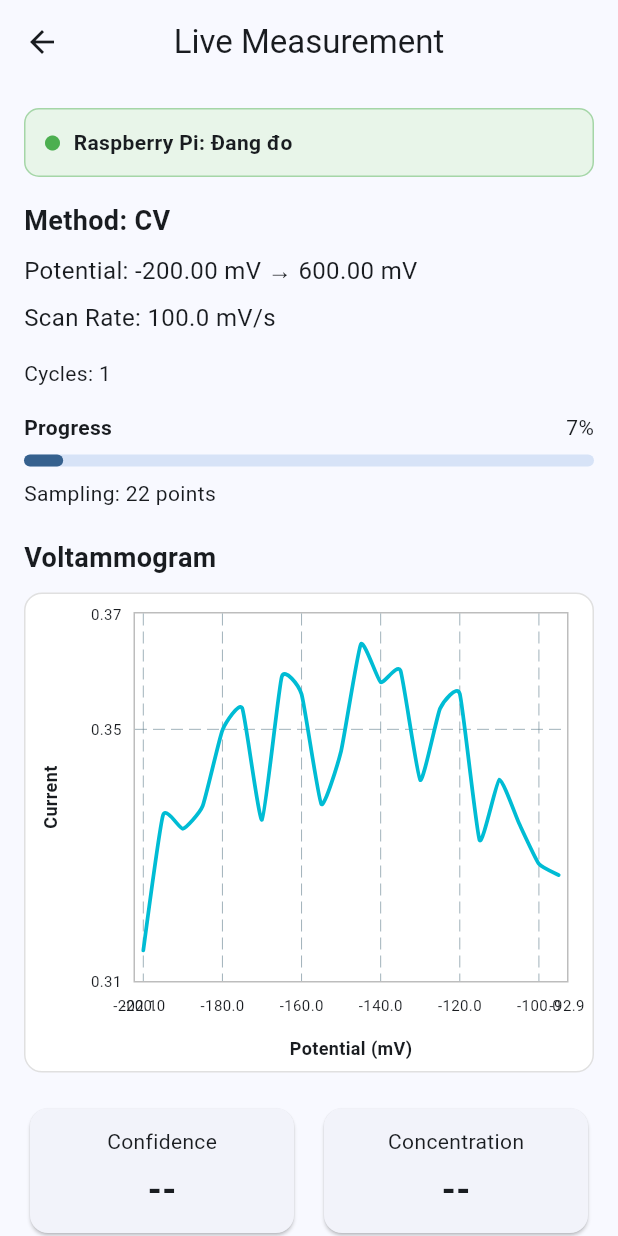
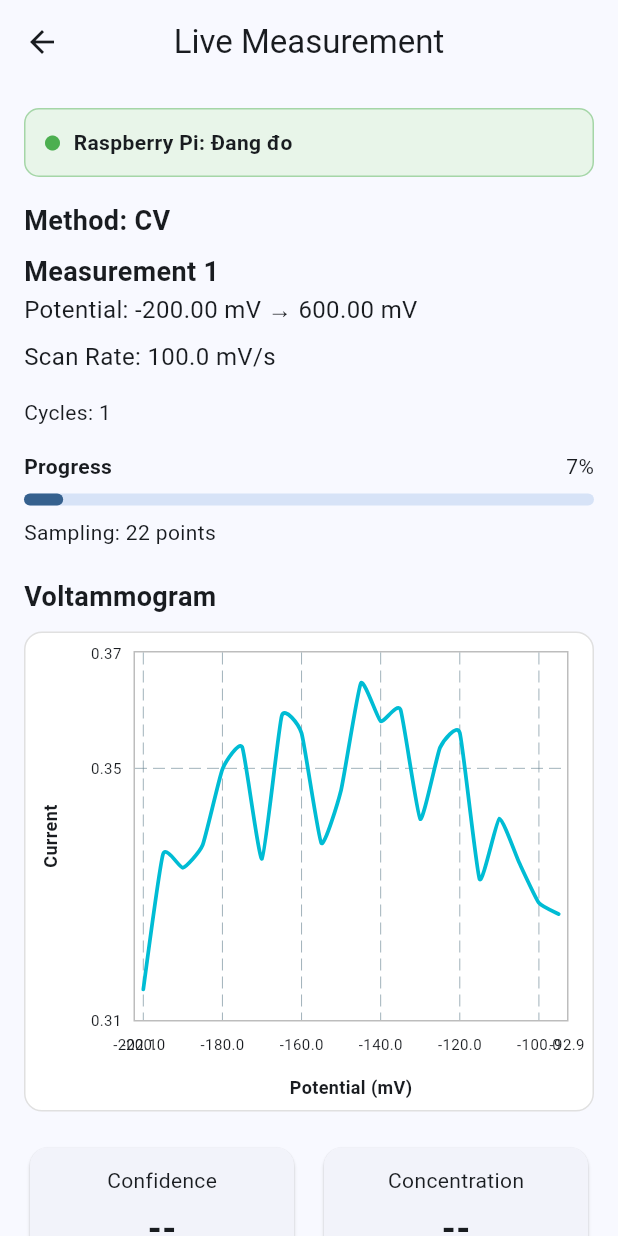
Before and after one commit to damvabaobao/app_electron, a Flutter app: the screen it shows after launch, item 2 of the bottom bar chosen, scrolled down 173 dp, after a tap on "Bắt đầu phép đo", on a phone screen of 412 x 824 dp. Run offline on Flutter 3.47's test engine with Material 3 defaults, Android fonts, the phone set to English and light mode, and no system bars; drawn by our look-alikes of fl_chart; project files that could hold a hidden picture were left out.

Commit message:
feat: Enhance MeasurementScreen with session management and progress tracking

```diff
--- a/mobile_app/lib/screens/measurement/measurement_screen.dart
+++ b/mobile_app/lib/screens/measurement/measurement_screen.dart
@@ -25,6 +25,7 @@
 import '../../models/measurement_record.dart';
 
 import '../../services/measurement_history_service.dart';
+import '../../models/measuremen_session.dart';
 
 class MeasurementScreen extends StatefulWidget {
   final MeasurementConfig config;
@@ -51,8 +52,10 @@
 
   final MeasurementHistoryService _historyService = MeasurementHistoryService();
 
-  final List<FlSpot> _spots = [];
-  final List<ElectrochemicalData> _measurementData = [];
+  final List<MeasurementRecord> _measurements = [];
+  final List<List<FlSpot>> _allSpots = [];
+  List<FlSpot> _currentSpots = [];
+  final List<ElectrochemicalData> _currentMeasurementData = [];
 
   StreamSubscription<ElectrochemicalData>? _subscription;
 
@@ -60,6 +63,12 @@
 
   int sampleCount = 0;
   int totalSamples = 1;
+
+  int _measurementNumber = 1;
+
+  bool _isMeasuring = false;
+
+  bool _sessionCompleted = false;
 
   int _estimateTotalSamples() {
     final config = widget.config;
@@ -136,82 +145,110 @@
   @override
   void initState() {
     super.initState();
-
+    totalSamples = _estimateTotalSamples();
     _startMeasurement();
   }
 
   void _startMeasurement() {
-    _spots.clear();
-    _measurementData.clear();
+    _currentSpots = [];
+    _currentMeasurementData.clear();
 
     sampleCount = 0;
     progress = 0.0;
-    totalSamples = _estimateTotalSamples();
+    _prediction = null;
 
-    _subscription = _measurementService.startMeasurement(widget.config).listen(
-      (data) {
-        setState(() {
-          // Lưu dữ liệu gốc
-          _measurementData.add(data);
+    setState(() {
+      _isMeasuring = true;
+    });
 
-          // Dữ liệu dùng để vẽ biểu đồ
-          _spots.add(FlSpot(data.voltage, data.current));
+    _subscription?.cancel();
 
-          sampleCount++;
+    _subscription = _measurementService.startMeasurement(widget.config).listen((
+      data,
+    ) {
+      if (!mounted) return;
 
-          progress = (sampleCount / totalSamples).clamp(0.0, 1.0);
-        });
-      },
+      setState(() {
+        _currentMeasurementData.add(data);
 
-      // Khi Stream kết thúc
-      onDone: _measurementCompleted,
-    );
+        _currentSpots.add(FlSpot(data.voltage, data.current));
+
+        sampleCount++;
+
+        progress = (sampleCount / totalSamples).clamp(0.0, 1.0);
+      });
+    }, onDone: _measurementCompleted);
   }
 
   void _measurementCompleted() {
     if (!mounted) return;
 
-    // 1. Detect peak
-    final peak = _peakDetectionService.detectPeak(_measurementData);
+    if (_currentMeasurementData.isEmpty) {
+      setState(() {
+        _isMeasuring = false;
+      });
 
-    // 2. Extract signal features
-    final signalFeatures = _signalFeatureService.extract(_measurementData);
+      return;
+    }
 
-    // 3. Extract physics features
+    // ============================================================
+    // 1. DETECT PEAK
+    // ============================================================
+
+    final peak = _peakDetectionService.detectPeak(_currentMeasurementData);
+
+    // ============================================================
+    // 2. SIGNAL FEATURES
+    // ============================================================
+
+    final signalFeatures = _signalFeatureService.extract(
+      _currentMeasurementData,
+    );
+
+    // ============================================================
+    // 3. PHYSICS FEATURES
+    // ============================================================
+
     final physicsFeatures = _physicsFeatureService.extract(
-      data: _measurementData,
+      data: _currentMeasurementData,
       peak: peak,
     );
 
-    // 4. Build feature vector
+    // ============================================================
+    // 4. FEATURE VECTOR
+    // ============================================================
+
     final featureVector = _featureVectorService.build(
       signal: signalFeatures,
       physics: physicsFeatures,
     );
 
-    // 5. Prediction
+    // ============================================================
+    // 5. PREDICTION
+    // ============================================================
+
     final prediction = _predictionService.predict(
       featureVector: featureVector.values,
       signalFeatures: signalFeatures,
       physicsFeatures: physicsFeatures,
     );
 
-    setState(() {
-      _prediction = prediction;
-    });
+    // ============================================================
+    // 6. CREATE MEASUREMENT RECORD
+    // ============================================================
 
-    // 6. Create complete measurement record
     final record = MeasurementRecord(
       id: DateTime.now().millisecondsSinceEpoch.toString(),
       timestamp: DateTime.now(),
 
       method: widget.config.method,
+
       startVoltage: widget.config.startVoltage,
       endVoltage: widget.config.endVoltage,
       scanRate: widget.config.scanRate,
       cycles: widget.config.cycles,
 
-      data: List.unmodifiable(_measurementData),
+      data: List.unmodifiable(_currentMeasurementData),
 
       peak: peak,
       signalFeatures: signalFeatures,
@@ -224,24 +261,80 @@
       concentration: prediction.concentration,
     );
 
-    // Lưu phép đo vào history
-    _historyService.addRecord(record);
+    // ============================================================
+    // 7. SAVE COMPLETED MEASUREMENT
+    // ============================================================
 
-    // Debug
-    debugPrint('===== FEATURE VECTOR =====');
-    debugPrint('Length: ${record.featureVector.length}');
-    debugPrint(record.featureVector.values.toString());
+    _measurements.add(record);
 
-    debugPrint('===== PREDICTION =====');
+    _allSpots.add(List.unmodifiable(_currentSpots));
+
+    // ============================================================
+    // 8. UPDATE UI
+    // ============================================================
+
+    setState(() {
+      _isMeasuring = false;
+    });
+
+    debugPrint('Measurement $_measurementNumber completed');
+
+    debugPrint('Feature vector length: ${record.featureVector.length}');
+
     debugPrint('Substance: ${record.substance}');
+
     debugPrint('Confidence: ${record.confidence}');
+
     debugPrint('Concentration: ${record.concentration}');
+  }
 
-    // 7. Go to result screen
-    Navigator.pushReplacement(
-      context,
-      MaterialPageRoute(builder: (context) => ResultScreen(record: record)),
+  void _startNextMeasurement() {
+    if (_isMeasuring) return;
+
+    setState(() {
+      _measurementNumber++;
+      progress = 0.0;
+      sampleCount = 0;
+    });
+
+    _startMeasurement();
+  }
+
+  void _finishSession() {
+    if (_measurements.isEmpty) {
+      ScaffoldMessenger.of(context).showSnackBar(
+        const SnackBar(content: Text('Chưa có phép đo nào trong session')),
+      );
+
+      return;
+    }
+
+    final session = MeasurementSession(
+      id: DateTime.now().millisecondsSinceEpoch.toString(),
+      timestamp: DateTime.now(),
+      method: widget.config.method,
+      measurements: List.unmodifiable(_measurements),
     );
+
+    debugPrint('===== MEASUREMENT SESSION =====');
+    debugPrint('Session ID: ${session.id}');
+    debugPrint('Method: ${session.method}');
+    debugPrint('Measurement count: ${session.measurementCount}');
+
+    for (int i = 0; i < session.measurements.length; i++) {
+      final measurement = session.measurements[i];
+
+      debugPrint(
+        'Measurement ${i + 1}: '
+        '${measurement.substance}, '
+        'confidence=${measurement.confidence}, '
+        'concentration=${measurement.concentration}',
+      );
+    }
+
+    setState(() {
+      _sessionCompleted = true;
+    });
   }
 
   void _stopMeasurement() {
@@ -290,6 +383,14 @@
 
               const SizedBox(height: 8),
 
+              Text(
+                'Measurement $_measurementNumber',
+                style: const TextStyle(
+                  fontSize: 18,
+                  fontWeight: FontWeight.bold,
+                ),
+              ),
+
               // Khoảng điện thế
               Text(
                 'Potential: '
@@ -325,7 +426,7 @@
               const SizedBox(height: 10),
 
               VoltammogramChart(
-                spots: _spots,
+                spots: _currentSpots,
                 startVoltage: widget.config.startVoltage,
                 endVoltage: widget.config.endVoltage,
                 method: widget.config.method,
@@ -393,6 +494,33 @@
 
               const SizedBox(height: 20),
 
+              if (!_isMeasuring && _measurements.isNotEmpty)
+                Column(
+                  children: [
+                    const SizedBox(height: 12),
+
+                    SizedBox(
+                      width: double.infinity,
+                      child: ElevatedButton.icon(
+                        onPressed: _startNextMeasurement,
+                        icon: const Icon(Icons.add),
+                        label: const Text('Đo lần tiếp theo'),
+                      ),
+                    ),
+
+                    const SizedBox(height: 12),
+
+                    SizedBox(
+                      width: double.infinity,
+                      child: OutlinedButton.icon(
+                        onPressed: _finishSession,
+                        icon: const Icon(Icons.check),
+                        label: const Text('Kết thúc session'),
+                      ),
+                    ),
+                  ],
+                ),
+
               MeasurementControls(onStop: _stopMeasurement),
             ],
           ),
```
